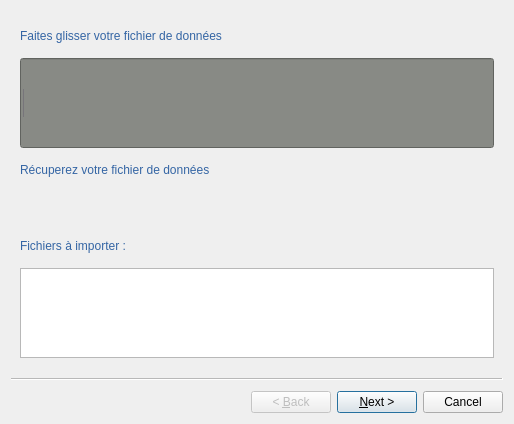
Old version of the form vectiler/gui/wzd_import.ui in the repository JulesGrillot/plugin-qgis-geoplateforme.
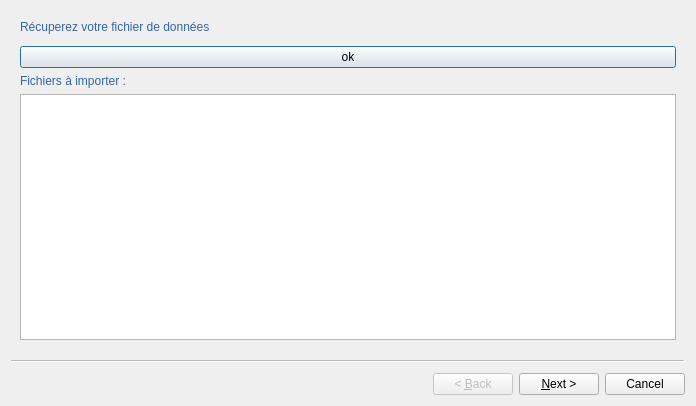
New version of the form. Custom widgets are drawn as their Qt base class.

Commit message: wzd_import minor modifications

Patch:
```diff
--- a/vectiler/gui/wzd_import.ui
+++ b/vectiler/gui/wzd_import.ui
@@ -6,8 +6,8 @@
    <rect>
     <x>0</x>
     <y>0</y>
-    <width>514</width>
-    <height>424</height>
+    <width>696</width>
+    <height>406</height>
    </rect>
   </property>
   <property name="minimumSize">
@@ -35,82 +35,9 @@
    <locale language="English" country="UnitedStates"/>
   </property>
   <widget class="QWizardPage" name="qwp1">
-   <layout class="QVBoxLayout" name="verticalLayout">
-    <item>
-     <widget class="QLabel" name="lbl_files_drop">
-      <property name="minimumSize">
-       <size>
-        <width>200</width>
-        <height>10</height>
-       </size>
-      </property>
-      <property name="maximumSize">
-       <size>
-        <width>350</width>
-        <height>50</height>
-       </size>
-      </property>
-      <property name="styleSheet">
-       <string notr="true">font: 75 13pt &quot;Ubuntu Condensed&quot;;
-color: rgb(52, 101, 164);</string>
-      </property>
-      <property name="text">
-       <string>Faites glisser votre fichier de données</string>
-      </property>
-     </widget>
-    </item>
-    <item>
-     <widget class="QLineEdit" name="lne_files_drop">
-      <property name="enabled">
-       <bool>true</bool>
-      </property>
-      <property name="minimumSize">
-       <size>
-        <width>301</width>
-        <height>90</height>
-       </size>
-      </property>
-      <property name="maximumSize">
-       <size>
-        <width>600</width>
-        <height>150</height>
-       </size>
-      </property>
-      <property name="font">
-       <font>
-        <family>Ubuntu Condensed</family>
-        <pointsize>15</pointsize>
-        <weight>9</weight>
-        <italic>false</italic>
-        <bold>false</bold>
-        <strikeout>false</strikeout>
-       </font>
-      </property>
-      <property name="styleSheet">
-       <string notr="true">background-color: rgb(136, 138, 133);
-font: 75 15pt &quot;Ubuntu Condensed&quot;;
-border-color: rgb(204, 0, 0);
-</string>
-      </property>
-      <property name="dragEnabled">
-       <bool>true</bool>
-      </property>
-     </widget>
-    </item>
+   <layout class="QVBoxLayout" name="verticalLayout_2">
     <item>
      <widget class="QLabel" name="lbl_files_put">
-      <property name="minimumSize">
-       <size>
-        <width>200</width>
-        <height>10</height>
-       </size>
-      </property>
-      <property name="maximumSize">
-       <size>
-        <width>350</width>
-        <height>50</height>
-       </size>
-      </property>
       <property name="styleSheet">
        <string notr="true">font: 75 13pt &quot;Ubuntu Condensed&quot;;
 color: rgb(52, 101, 164);</string>
@@ -125,17 +52,15 @@
       <property name="enabled">
        <bool>true</bool>
       </property>
-      <property name="minimumSize">
-       <size>
-        <width>200</width>
-        <height>30</height>
-       </size>
+      <property name="inputMethodHints">
+       <set>Qt::ImhLatinOnly</set>
       </property>
-      <property name="maximumSize">
-       <size>
-        <width>600</width>
-        <height>50</height>
-       </size>
+     </widget>
+    </item>
+    <item>
+     <widget class="QPushButton" name="phb_ok">
+      <property name="text">
+       <string>ok</string>
       </property>
      </widget>
     </item>
@@ -163,18 +88,9 @@
      </widget>
     </item>
     <item>
-     <widget class="QListWidget" name="lwg_files_summary">
-      <property name="minimumSize">
-       <size>
-        <width>300</width>
-        <height>60</height>
-       </size>
-      </property>
-      <property name="maximumSize">
-       <size>
-        <width>550</width>
-        <height>90</height>
-       </size>
+     <widget class="QTextEdit" name="lwg_files_summary">
+      <property name="acceptDrops">
+       <bool>false</bool>
       </property>
      </widget>
     </item>
@@ -291,75 +207,7 @@
    </layout>
   </widget>
   <widget class="QWizardPage" name="qwp3">
-   <widget class="QLabel" name="lbl_summary">
-    <property name="geometry">
-     <rect>
-      <x>0</x>
-      <y>19</y>
-      <width>350</width>
-      <height>31</height>
-     </rect>
-    </property>
-    <property name="minimumSize">
-     <size>
-      <width>300</width>
-      <height>10</height>
-     </size>
-    </property>
-    <property name="maximumSize">
-     <size>
-      <width>350</width>
-      <height>40</height>
-     </size>
-    </property>
-    <property name="styleSheet">
-     <string notr="true">font: 75 13pt &quot;Ubuntu Condensed&quot;;
-color: rgb(52, 101, 164);</string>
-    </property>
-    <property name="text">
-     <string>Vérification et intégration des données en cours :</string>
-    </property>
-   </widget>
-   <widget class="QPushButton" name="btn_configuration">
-    <property name="enabled">
-     <bool>true</bool>
-    </property>
-    <property name="geometry">
-     <rect>
-      <x>300</x>
-      <y>300</y>
-      <width>181</width>
-      <height>31</height>
-     </rect>
-    </property>
-    <property name="styleSheet">
-     <string notr="true">background-color: rgb(114, 159, 207);
-font: 75 15pt &quot;Ubuntu Condensed&quot;;</string>
-    </property>
-    <property name="text">
-     <string>data configuration</string>
-    </property>
-   </widget>
-   <widget class="QLabel" name="lbl_data_ok">
-    <property name="enabled">
-     <bool>false</bool>
-    </property>
-    <property name="geometry">
-     <rect>
-      <x>20</x>
-      <y>140</y>
-      <width>161</width>
-      <height>51</height>
-     </rect>
-    </property>
-    <property name="styleSheet">
-     <string notr="true">font: 75 20pt &quot;Ubuntu Condensed&quot;;
-color: rgb(136, 138, 133)</string>
-    </property>
-    <property name="text">
-     <string>données prêtes</string>
-    </property>
-   </widget>
+   <layout class="QVBoxLayout" name="verticalLayout"/>
   </widget>
  </widget>
  <customwidgets>
```
Left out of the diff: 74 changed lines with no effect on the pictures. The commit also changes 1 other file.
